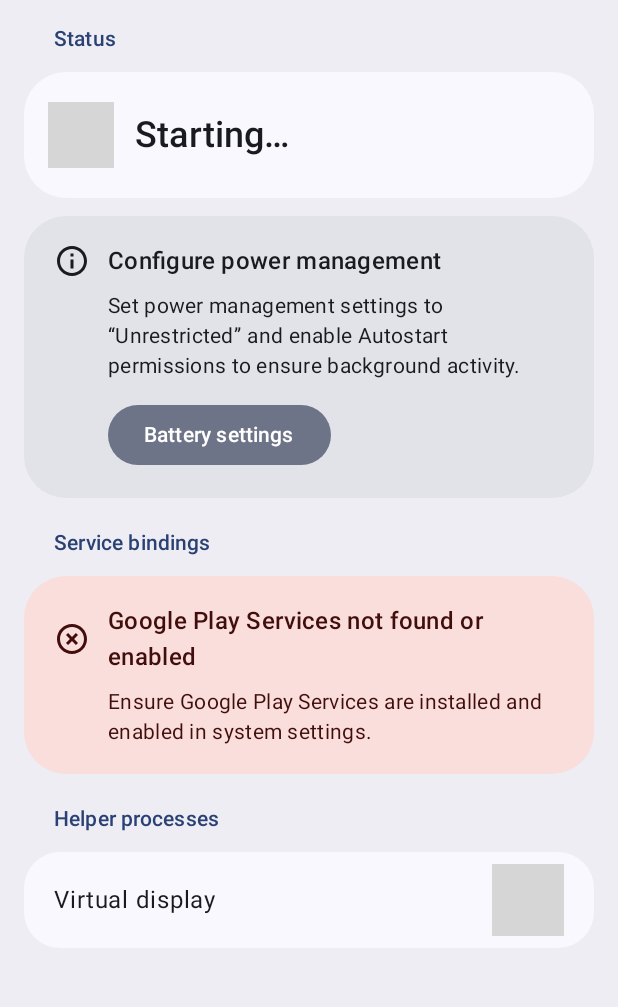
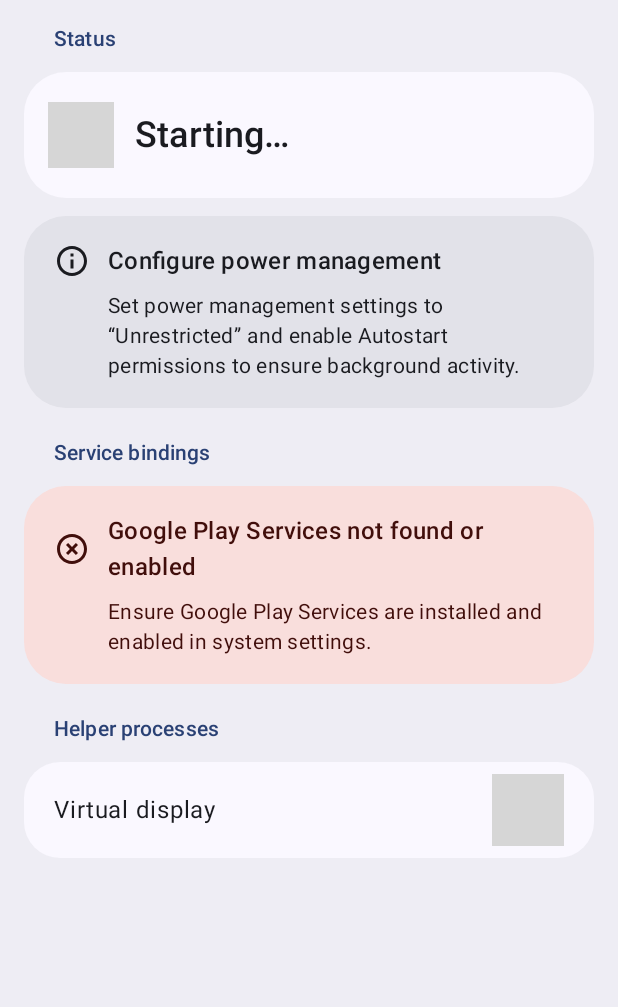
Before and after one commit to swiftycode256/fcmheartbeat, an Android app built with Jetpack Compose: the screen it shows after launch (MainActivity), on a phone screen of 412 x 824 dp, the part 162-1169 px from its top. Run offline under Robolectric (Android 15) with nearby library versions, the phone set to English and light mode, and no system bars; our stand-ins replace AdMob; 4 statements that could not run were skipped; grey boxes are pictures that could not be loaded.

Commit message:
Change the "Configure power management" message button to open HyperOS app settings

```diff
--- a/app/src/main/AndroidManifest.xml
+++ b/app/src/main/AndroidManifest.xml
@@ -17,10 +17,7 @@
         android:name="android.permission.SCHEDULE_EXACT_ALARM"
         android:maxSdkVersion="32" />
 
-    <!-- Lets the power-management card open the system "allow background" prompt -->
-    <uses-permission android:name="android.permission.REQUEST_IGNORE_BATTERY_OPTIMIZATIONS" />
-
-    <!-- Android 11+ package visibility: GMS (checks + bindings) and the MIUI/HyperOS Autostart page -->
+    <!-- Android 11+ package visibility: GMS (checks + bindings) and the HyperOS app settings page -->
     <queries>
         <package android:name="com.google.android.gms" />
         <package android:name="com.miui.securitycenter" />
--- a/app/src/main/java/com/example/fcmheartbeat/MainActivity.kt
+++ b/app/src/main/java/com/example/fcmheartbeat/MainActivity.kt
@@ -95,8 +95,7 @@ private fun HeartbeatRoute() {
                     scope.launch { snackbarHostState.showSnackbar(diagnosticsUnavailable) }
                 }
             },
-            onOpenBatterySettings = { PowerChecks.openBatterySettings(context) },
-            onOpenAutostart = { PowerChecks.openAutostartSettings(context) },
+            onOpenAppSettings = { PowerChecks.openAppSettings(context) },
             onAllowNotifications = {
                 // Ask again while the system still allows it; after that, only Settings can grant it.
                 val canAsk = needsNotificationPermission(context) && activity != null &&
--- a/app/src/main/java/com/example/fcmheartbeat/core/SystemChecks.kt
+++ b/app/src/main/java/com/example/fcmheartbeat/core/SystemChecks.kt
@@ -1,6 +1,5 @@
 package com.example.fcmheartbeat.core
 
-import android.annotation.SuppressLint
 import android.app.ActivityManager
 import android.content.ActivityNotFoundException
 import android.content.ComponentName
@@ -10,6 +9,7 @@ import android.content.pm.PackageManager
 import android.net.Uri
 import android.os.Build
 import android.os.PowerManager
+import android.os.Process
 import android.provider.Settings
 import androidx.core.app.NotificationManagerCompat
 
@@ -43,38 +43,27 @@ object PowerChecks {
     fun notificationsEnabled(context: Context): Boolean =
         NotificationManagerCompat.from(context).areNotificationsEnabled()
 
-    private val autostartIntent: Intent
-        get() = Intent().setComponent(
-            ComponentName(
-                "com.miui.securitycenter",
-                "com.miui.permcenter.autostart.AutoStartManagementActivity",
-            )
-        )
+    /**
+     * HyperOS's own app settings page (Security app), which holds the battery saver
+     * ("Unrestricted") and Autostart switches. Absent on non-Xiaomi devices.
+     */
+    private fun appSettingsIntent(context: Context) = Intent()
+        .setComponent(ComponentName(SECURITY_CENTER, "com.miui.appmanager.ApplicationsDetailsActivity"))
+        .putExtra("package_name", context.packageName)
+        .putExtra("miui.intent.extra.USER_ID", Process.myUserHandle().hashCode()) // == user id
 
-    fun isAutostartPageAvailable(context: Context): Boolean =
-        context.packageManager.resolveActivity(autostartIntent, 0) != null
+    fun isAppSettingsPageAvailable(context: Context): Boolean =
+        context.packageManager.resolveActivity(appSettingsIntent(context), 0)?.activityInfo?.exported == true
 
-    fun openAutostartSettings(context: Context): Boolean = launch(context, autostartIntent)
-
-    /**
-     * Opens the system "let app always run in background?" prompt, falling back to the app details
-     * page (where HyperOS shows the battery saver setting).
-     */
-    @SuppressLint("BatteryLife") // Sideloaded utility whose whole purpose is background execution.
-    fun openBatterySettings(context: Context) {
-        val request = Intent(
-            Settings.ACTION_REQUEST_IGNORE_BATTERY_OPTIMIZATIONS,
-            Uri.fromParts("package", context.packageName, null),
-        )
-        if (!PowerChecks.isUnrestricted(context) && launch(context, request)) return
-        launch(context, appDetailsIntent(context))
-    }
+    fun openAppSettings(context: Context): Boolean = launch(context, appSettingsIntent(context))
 
     fun openNotificationSettings(context: Context) {
         val intent = Intent(Settings.ACTION_APP_NOTIFICATION_SETTINGS)
             .putExtra(Settings.EXTRA_APP_PACKAGE, context.packageName)
         if (!launch(context, intent)) launch(context, appDetailsIntent(context))
     }
+
+    private const val SECURITY_CENTER = "com.miui.securitycenter"
 
     private fun appDetailsIntent(context: Context) = Intent(
         Settings.ACTION_APPLICATION_DETAILS_SETTINGS,
--- a/app/src/main/java/com/example/fcmheartbeat/ui/HeartbeatScreen.kt
+++ b/app/src/main/java/com/example/fcmheartbeat/ui/HeartbeatScreen.kt
@@ -52,13 +52,13 @@ import java.util.Locale
 data class DeviceChecks(
     val unrestricted: Boolean = true,
     val notificationsEnabled: Boolean = true,
-    val autostartAvailable: Boolean = false,
+    val appSettingsAvailable: Boolean = false,
 ) {
     companion object {
         fun read(context: Context) = DeviceChecks(
             unrestricted = PowerChecks.isUnrestricted(context),
             notificationsEnabled = PowerChecks.notificationsEnabled(context),
-            autostartAvailable = PowerChecks.isAutostartPageAvailable(context),
+            appSettingsAvailable = PowerChecks.isAppSettingsPageAvailable(context),
         )
     }
 }
@@ -67,8 +67,7 @@ class HeartbeatActions(
     val onRestart: () -> Unit = {},
     val onRetry: () -> Unit = {},
     val onOpenDiagnostics: () -> Unit = {},
-    val onOpenBatterySettings: () -> Unit = {},
-    val onOpenAutostart: () -> Unit = {},
+    val onOpenAppSettings: () -> Unit = {},
     val onAllowNotifications: () -> Unit = {},
 )
 
@@ -159,11 +158,10 @@ private fun HeartbeatContent(
                 tone = Tone.Info,
                 title = stringResource(R.string.msg_power_title),
                 body = stringResource(R.string.msg_power_body),
-                actions = {
-                    CardAction(stringResource(R.string.action_battery_settings), actions.onOpenBatterySettings)
-                    if (checks.autostartAvailable) {
-                        CardAction(stringResource(R.string.action_autostart), actions.onOpenAutostart)
-                    }
+                actions = if (checks.appSettingsAvailable) {
+                    { CardAction(stringResource(R.string.action_app_settings), actions.onOpenAppSettings) }
+                } else {
+                    null
                 },
             )
         }
@@ -310,7 +308,7 @@ private fun PreviewWarnings() = FCMHeartbeatTheme(dynamicColor = false) {
             ),
             frozenMillis = 45_000,
         ),
-        DeviceChecks(unrestricted = false, autostartAvailable = true),
+        DeviceChecks(unrestricted = false, appSettingsAvailable = true),
         HeartbeatActions(),
     )
 }
--- a/app/src/main/res/values/strings.xml
+++ b/app/src/main/res/values/strings.xml
@@ -39,8 +39,7 @@
 
     <string name="msg_power_title">Configure power management</string>
     <string name="msg_power_body">Set power management settings to “Unrestricted” and enable Autostart permissions to ensure background activity.</string>
-    <string name="action_battery_settings">Battery settings</string>
-    <string name="action_autostart">Autostart</string>
+    <string name="action_app_settings">Open app settings</string>
 
     <string name="msg_notifications_title">Notifications are turned off</string>
     <string name="msg_notifications_body">Allow notifications to see the service status and get alerted when errors occur.</string>
```
Also changed, not shown: 1 other file.
